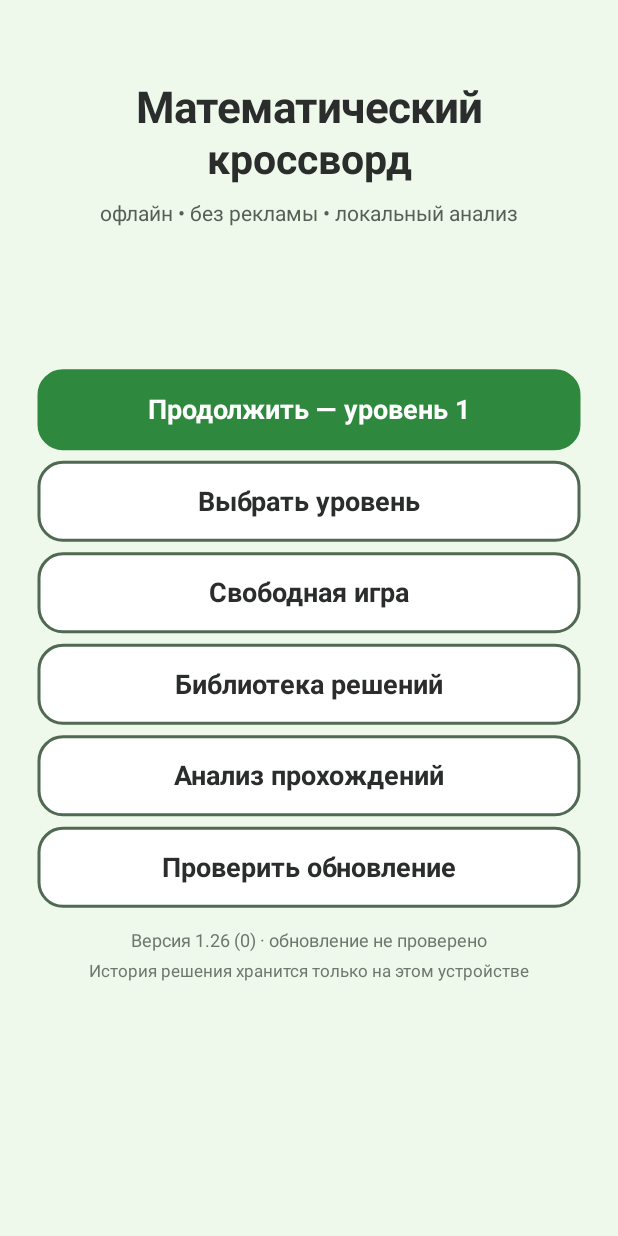
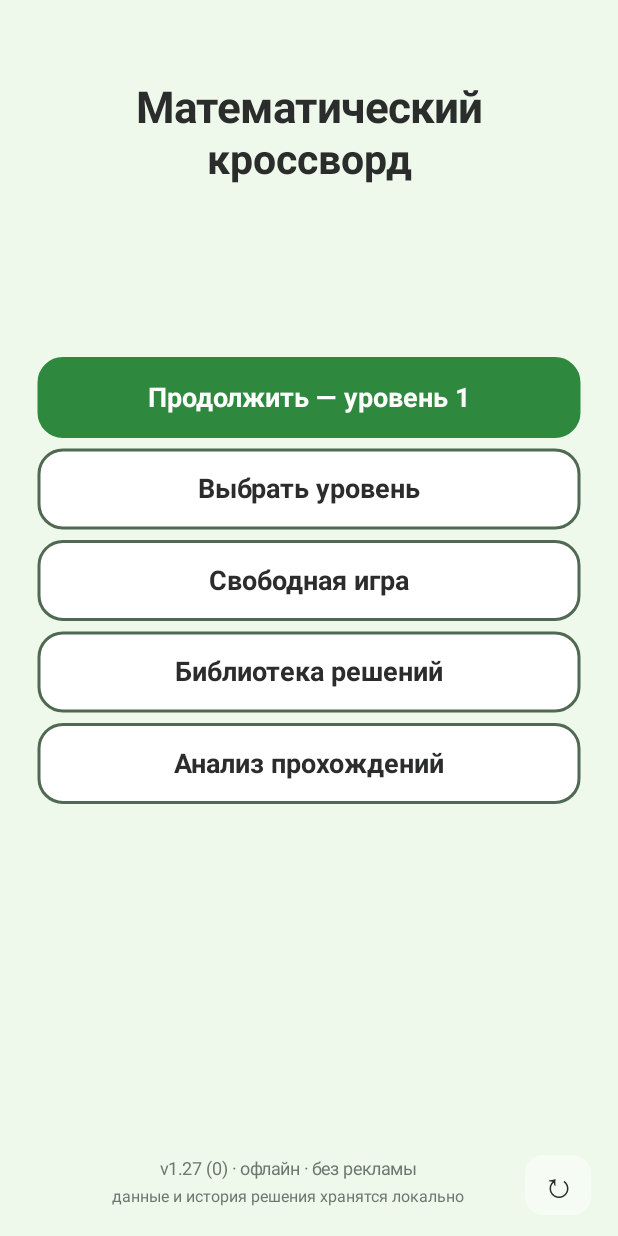
Before and after one commit to stanislauamialchenia-star/MathCrossword, an Android app: the screen it shows after launch (MainActivity), on a phone screen of 412 x 824 dp. Run offline under Robolectric (Android 15) with nearby library versions, the phone set to English and light mode, and no system bars.

```diff
--- a/app/build.gradle
+++ b/app/build.gradle
@@ -10,7 +10,7 @@ android {
         applicationId 'com.offline.mathcrossword'
         minSdk 23
         targetSdk 35
-        versionCode 26
-        versionName '1.26'
+        versionCode 27
+        versionName '1.27'
     }
 }
--- a/app/src/main/java/com/offline/mathcrossword/MainActivity.java
+++ b/app/src/main/java/com/offline/mathcrossword/MainActivity.java
@@ -427,37 +427,45 @@ public class MainActivity extends Activity {
             paint.setTextSize(dp(27));
             c.drawText("кроссворд", w / 2f, y + dp(34), paint);
 
-            paint.setTypeface(android.graphics.Typeface.DEFAULT);
-            paint.setTextSize(dp(14));
-            paint.setColor(Color.rgb(85, 95, 87));
-            c.drawText("офлайн • без рекламы • локальный анализ", w / 2f, y + dp(65), paint);
-
+            // Keep the home screen quiet: product/update metadata lives in a small footer,
+            // not as another primary action competing with play.
             float side = dp(26);
             float buttonH = dp(52);
             float gap = dp(9);
-            float firstTop = Math.max(y + dp(92), h * 0.30f);
+            float firstTop = Math.max(y + dp(76), h * 0.29f);
             homeContinueRect.set(side, firstTop, w - side, firstTop + buttonH);
             homeLevelsRect.set(side, homeContinueRect.bottom + gap, w - side, homeContinueRect.bottom + gap + buttonH);
             homeFreeRect.set(side, homeLevelsRect.bottom + gap, w - side, homeLevelsRect.bottom + gap + buttonH);
             homeLibraryRect.set(side, homeFreeRect.bottom + gap, w - side, homeFreeRect.bottom + gap + buttonH);
             homeAnalysisRect.set(side, homeLibraryRect.bottom + gap, w - side, homeLibraryRect.bottom + gap + buttonH);
-            homeUpdateRect.set(side, homeAnalysisRect.bottom + gap, w - side, homeAnalysisRect.bottom + gap + buttonH);
 
             drawBigButton(c, homeContinueRect, generating ? "Генерирую уровень " + progressLevel + "…" : "Продолжить — уровень " + progressLevel, true);
             drawBigButton(c, homeLevelsRect, "Выбрать уровень", false);
             drawBigButton(c, homeFreeRect, "Свободная игра", false);
             drawBigButton(c, homeLibraryRect, "Библиотека решений", false);
             drawBigButton(c, homeAnalysisRect, "Анализ прохождений", false);
-            drawBigButton(c, homeUpdateRect, updateChecking ? "Проверяю обновление…" : "Проверить обновление", false);
+
+            float footerY = h - bottomInset - dp(34);
+            homeUpdateRect.set(w - dp(62), footerY - dp(20), w - dp(18), footerY + dp(20));
+            paint.setStyle(Paint.Style.FILL);
+            paint.setColor(Color.argb(115, 255, 255, 255));
+            c.drawRoundRect(homeUpdateRect, dp(12), dp(12), paint);
+            paint.setColor(updateChecking ? Color.rgb(120, 130, 121) : ink);
+            paint.setTextAlign(Paint.Align.CENTER);
+            paint.setTypeface(android.graphics.Typeface.DEFAULT);
+            paint.setTextSize(dp(23));
+            Paint.FontMetrics updateFm = paint.getFontMetrics();
+            c.drawText(updateChecking ? "…" : "↻", homeUpdateRect.centerX(),
+                    homeUpdateRect.centerY() - (updateFm.ascent + updateFm.descent) / 2f, paint);
 
             paint.setColor(Color.rgb(108, 119, 110));
-            paint.setTextSize(dp(12.2f));
-            paint.setTypeface(android.graphics.Typeface.DEFAULT);
-            float infoY = Math.min(h - bottomInset - dp(42), homeUpdateRect.bottom + dp(27));
-            c.drawText("Версия " + installedVersionName() + " (" + installedVersionCode() + ") · " + updateStatus, w / 2f, infoY, paint);
-            paint.setTextSize(dp(11.6f));
-            c.drawText("История решения хранится только на этом устройстве", w / 2f,
-                    Math.min(h - bottomInset - dp(18), infoY + dp(20)), paint);
+            paint.setTextSize(dp(11.8f));
+            paint.setTextAlign(Paint.Align.CENTER);
+            String versionLine = "v" + installedVersionName() + " (" + installedVersionCode() + ") · офлайн · без рекламы";
+            if (!"обновление не проверено".equals(updateStatus)) versionLine += " · " + updateStatus;
+            c.drawText(versionLine, w / 2f - dp(14), footerY - dp(7), paint);
+            paint.setTextSize(dp(10.8f));
+            c.drawText("данные и история решения хранятся локально", w / 2f - dp(14), footerY + dp(11), paint);
         }
 
         void drawLevels(Canvas c) {
@@ -967,7 +975,9 @@ public class MainActivity extends Activity {
             }
             candidateDrawerHeight = Math.max(drawerMin, Math.min(drawerMax, candidateDrawerHeight));
             if (candidateDrawerHeight > drawerMin + dp(10)) lastExpandedDrawerHeight = candidateDrawerHeight;
-            float effectiveDrawerHeight = focusMode ? drawerMin : candidateDrawerHeight;
+            // Completion gets its own reserved bottom sheet. Never overlay the board.
+            float solvedDrawerHeight = dp(142) + bottomInset;
+            float effectiveDrawerHeight = solved ? solvedDrawerHeight : (focusMode ? drawerMin : candidateDrawerHeight);
 
             float headerH = focusMode ? 0f : dp(46);
             float topH = topInset + headerH;
@@ -1002,8 +1012,8 @@ public class MainActivity extends Activity {
             // summary marker or covered by later board drawing.
             drawAllCandidateNotesOverlay(canvas);
 
-            drawCandidateDrawer(canvas, drawerTop, effectiveDrawerHeight, w, h, drawerMin, drawerMax);
             if (solved) drawSolvedBanner(canvas, w, h);
+            else drawCandidateDrawer(canvas, drawerTop, effectiveDrawerHeight, w, h, drawerMin, drawerMax);
         }
 
         void drawTopBar(Canvas c, float w, float insetTop, float headerH) {
@@ -1368,21 +1378,27 @@ public class MainActivity extends Activity {
         }
 
         void drawSolvedBanner(Canvas c, float w, float h) {
-            float side = dp(24);
-            float bottom = h - bottomInset - dp(24);
-            float buttonH = dp(58);
-            nextLevelRect.set(side, bottom - buttonH, w - side, bottom);
-
-            RectF label = new RectF(side, nextLevelRect.top - dp(46), w - side, nextLevelRect.top - dp(7));
-            paint.setColor(soft);
+            // Replace the candidate drawer after completion instead of floating controls
+            // over the crossword. The board has already reserved this exact area.
+            float sheetTop = h - bottomInset - dp(142);
+            drawerHandleRect.setEmpty();
+            bankHits.clear();
+            undoRect.setEmpty(); candidateRect.setEmpty(); hintRect.setEmpty();
+
             paint.setStyle(Paint.Style.FILL);
-            c.drawRoundRect(label, dp(12), dp(12), paint);
+            paint.setColor(Color.argb(250, 248, 252, 246));
+            c.drawRect(0, sheetTop, w, h, paint);
+            paint.setColor(Color.argb(28, 0, 0, 0));
+            c.drawRect(0, sheetTop, w, sheetTop + dp(1), paint);
+
             paint.setColor(ink);
             paint.setTextAlign(Paint.Align.CENTER);
             paint.setTypeface(android.graphics.Typeface.DEFAULT_BOLD);
             paint.setTextSize(dp(18));
-            c.drawText("Готово ✓", w / 2f, label.centerY() + dp(6), paint);
-
+            c.drawText("Готово ✓", w / 2f, sheetTop + dp(35), paint);
+
+            float side = dp(24);
+            nextLevelRect.set(side, sheetTop + dp(55), w - side, h - bottomInset - dp(18));
             paint.setColor(accent);
             c.drawRoundRect(nextLevelRect, dp(15), dp(15), paint);
             paint.setColor(Color.WHITE);
@@ -1390,13 +1406,14 @@ public class MainActivity extends Activity {
             paint.setTypeface(android.graphics.Typeface.DEFAULT_BOLD);
             String labelText = generating ? "Генерирую…"
                     : (mode == GameMode.PATH ? "Следующий уровень  →" : "Новая головоломка  →");
-            c.drawText(labelText, w / 2f, nextLevelRect.centerY() + dp(6), paint);
+            Paint.FontMetrics fm = paint.getFontMetrics();
+            c.drawText(labelText, w / 2f, nextLevelRect.centerY() - (fm.ascent + fm.descent) / 2f, paint);
         }
 
         @Override public boolean onTouchEvent(MotionEvent event) {
             float x = event.getX(), y = event.getY();
             if (screen == Screen.GAME) {
-                if (event.getAction() == MotionEvent.ACTION_DOWN && drawerHandleRect.contains(x, y)) {
+                if (!solved && event.getAction() == MotionEvent.ACTION_DOWN && drawerHandleRect.contains(x, y)) {
                     draggingCandidateDrawer = true;
                     drawerDragStartY = y;
                     drawerDragStartHeight = candidateDrawerHeight;
@@ -1659,9 +1676,9 @@ public class MainActivity extends Activity {
             try {
                 android.content.pm.PackageInfo info = getContext().getPackageManager()
                         .getPackageInfo(getContext().getPackageName(), 0);
-                return info.versionName == null ? "1.26" : info.versionName;
+                return info.versionName == null ? "1.27" : info.versionName;
             } catch (android.content.pm.PackageManager.NameNotFoundException ex) {
-                return "1.26";
+                return "1.27";
             }
         }
 
@@ -1672,7 +1689,7 @@ public class MainActivity extends Activity {
                 if (Build.VERSION.SDK_INT >= Build.VERSION_CODES.P) return info.getLongVersionCode();
                 return info.versionCode;
             } catch (android.content.pm.PackageManager.NameNotFoundException ex) {
-                return 26L;
+                return 27L;
             }
         }
 
```
